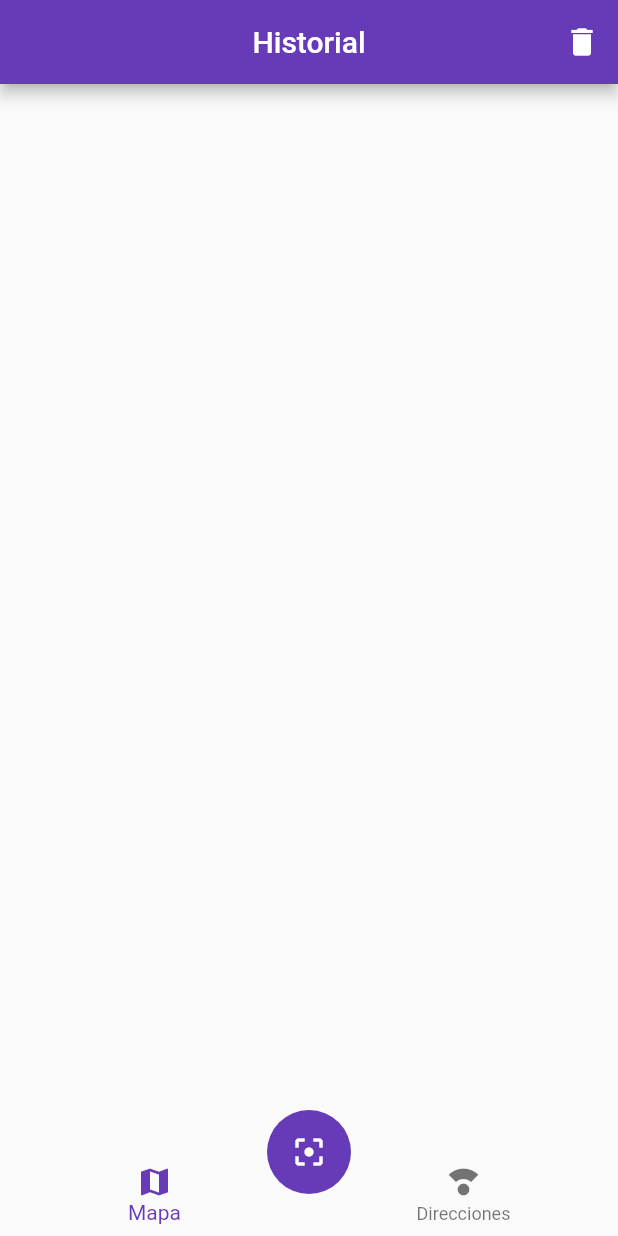
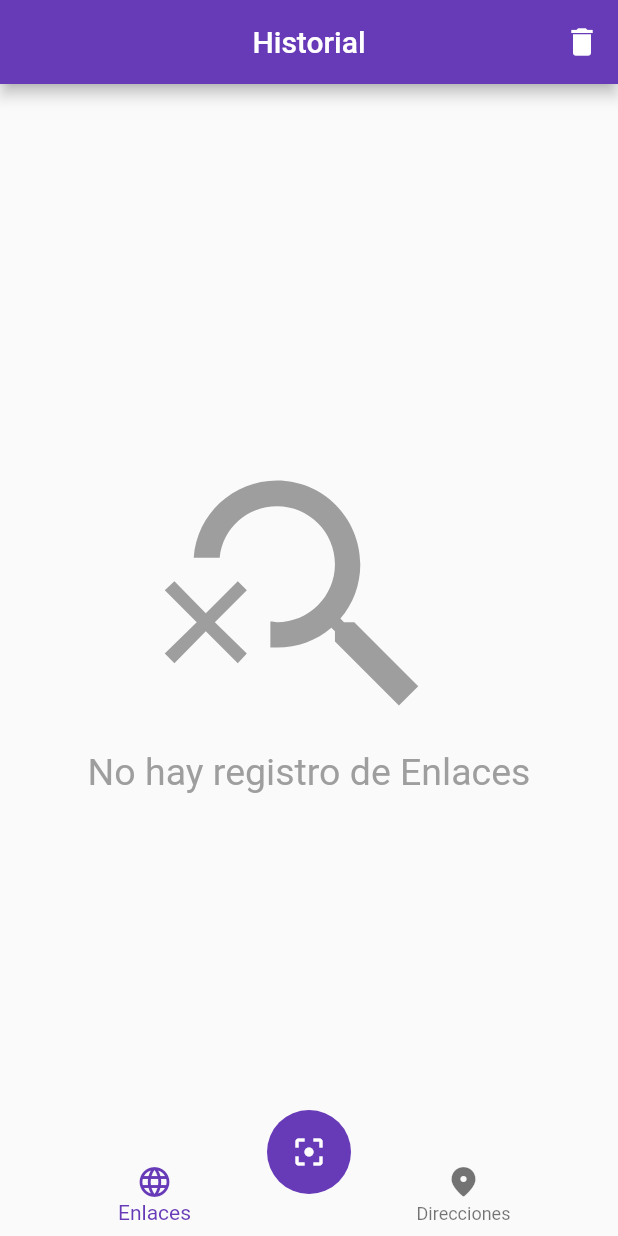
Before and after one commit to CarlosVazquezFarrera/qr_scanner, a Flutter app: the screen it shows after launch, on a phone screen of 412 x 824 dp. Run offline on Flutter 3.47's test engine with Material 2 defaults, Android fonts, the phone set to English and light mode, and no system bars; our stand-ins replace google_maps_flutter, sqflite; accounts and stored records are empty.

Commit message:
Empity screen

```diff
--- a/lib/screens/home_screen.dart
+++ b/lib/screens/home_screen.dart
@@ -31,26 +31,10 @@ class HomeScreen extends StatelessWidget {
           ),
         ],
       ),
-      body: const _HomeBody(),
+      body: const BodyContent(),
       bottomNavigationBar: const CustomNavigationBar(),
       floatingActionButton: const CustomFloatingActionButton(),
       floatingActionButtonLocation: FloatingActionButtonLocation.centerDocked,
     );
   }
 }
-
-class _HomeBody extends StatelessWidget {
-  const _HomeBody({
-    Key? key,
-  }) : super(key: key);
-
-  @override
-  Widget build(BuildContext context) {
-    final navigationProvider = Provider.of<NavigationProvider>(context);
-    if (navigationProvider.selectedIndexPage == 0) {
-      return const BodyContent(iconImage: Icons.map);
-    } else {
-      return const BodyContent(iconImage: Icons.directions);
-    }
-  }
-}
--- a/lib/widgets/private/body_content.dart
+++ b/lib/widgets/private/body_content.dart
@@ -5,21 +5,56 @@ import 'package:qr_scanner/providers/providers.dart';
 import 'package:qr_scanner/utils/util.dart';
 
 class BodyContent extends StatelessWidget {
-  const BodyContent({Key? key, required this.iconImage}) : super(key: key);
-
-  final IconData iconImage;
+  const BodyContent({Key? key}) : super(key: key);
 
   @override
   Widget build(BuildContext context) {
+    final navigationProvider = Provider.of<NavigationProvider>(context);
+    final mapaPageOpend = navigationProvider.selectedIndexPage == 1;
     final dbProvider = Provider.of<ScansProvider>(context);
     final scans = dbProvider.scans;
+    if (scans.isEmpty) {
+      return _EmptyBody(
+        itemName: mapaPageOpend ? 'Direciones' : 'Enlaces',
+      );
+    }
     return ListView.separated(
       itemCount: scans.length,
       padding: EdgeInsets.zero,
       itemBuilder: (_, index) {
-        return BodyItem(iconImage: iconImage, scan: scans[index]);
+        return BodyItem(
+            iconImage: mapaPageOpend ? Icons.directions : Icons.ads_click,
+            scan: scans[index]);
       },
       separatorBuilder: (_, __) => const Divider(),
+    );
+  }
+}
+
+class _EmptyBody extends StatelessWidget {
+  const _EmptyBody({
+    Key? key,
+    required this.itemName,
+  }) : super(key: key);
+  final String itemName;
+  @override
+  Widget build(BuildContext context) {
+    final heigth = MediaQuery.of(context).size.height;
+    return Center(
+      child: Column(
+        mainAxisAlignment: MainAxisAlignment.center,
+        children: [
+          Icon(
+            Icons.search_off,
+            color: Colors.grey,
+            size: heigth * 0.25,
+          ),
+          Text(
+            'No hay registro de $itemName',
+            style: const TextStyle(fontSize: 25, color: Colors.grey),
+          )
+        ],
+      ),
     );
   }
 }
@@ -41,7 +76,7 @@ class BodyItem extends StatelessWidget {
         scansProvider.deleteScan(scan.id!);
       },
       direction: DismissDirection.startToEnd,
-      background: const SwipeActionLeft(),
+      background: const _SwipeActionLeft(),
       child: ListTile(
         leading: Icon(iconImage),
         title: Text(scan.content),
@@ -53,8 +88,8 @@ class BodyItem extends StatelessWidget {
   }
 }
 
-class SwipeActionLeft extends StatelessWidget {
-  const SwipeActionLeft({Key? key}) : super(key: key);
+class _SwipeActionLeft extends StatelessWidget {
+  const _SwipeActionLeft({Key? key}) : super(key: key);
 
   @override
   Widget build(BuildContext context) {
--- a/lib/widgets/private/custom_floting_action_botton.dart
+++ b/lib/widgets/private/custom_floting_action_botton.dart
@@ -1,5 +1,4 @@
 import 'package:flutter/material.dart';
-import 'package:flutter_barcode_scanner/flutter_barcode_scanner.dart';
 import 'package:provider/provider.dart';
 import 'package:qr_scanner/providers/providers.dart';
 
@@ -12,8 +11,11 @@ class CustomFloatingActionButton extends StatelessWidget {
       elevation: 0,
       child: const Icon(Icons.filter_center_focus),
       onPressed: () async {
-        String scan = await FlutterBarcodeScanner.scanBarcode(
-            '#3D8BEF', 'Cancelar', false, ScanMode.QR);
+        // String scan = await FlutterBarcodeScanner.scanBarcode(
+        //     '#3D8BEF', 'Cancelar', false, ScanMode.QR);
+        String scan =
+            'https://www.youtube.com/watch?v=A_HjMIjzyMU&ab_channel=Movieclips';
+        //String scan = 'geo:20.8649,-86.8969';
         if (scan == '-1') return;
         final isValidScan = scan.contains('geo') || scan.contains('http');
         if (!isValidScan) return;
--- a/lib/widgets/private/custom_navigation_bar.dart
+++ b/lib/widgets/private/custom_navigation_bar.dart
@@ -17,9 +17,9 @@ class CustomNavigationBar extends StatelessWidget {
           scansProvider.loadSccandByType(newIndex + 1);
         },
         items: const [
-          BottomNavigationBarItem(icon: Icon(Icons.map), label: 'Mapa'),
+          BottomNavigationBarItem(icon: Icon(Icons.language), label: 'Enlaces'),
           BottomNavigationBarItem(
-              icon: Icon(Icons.compass_calibration), label: 'Direcciones')
+              icon: Icon(Icons.place_rounded), label: 'Direcciones')
         ]);
   }
 }
```
